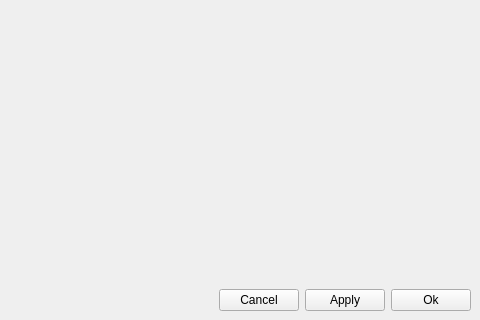
The window that itemwizard.ui (sme-gmbh/smepowercad) describes before a commit, drawn with Qt 5; both pictures show x 0 to 480 and y 320 to 640 of the 480 by 640 pixel window.
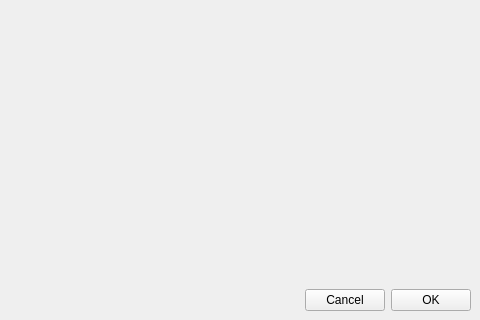
The same window after the commit.

```diff
--- a/itemwizard.ui
+++ b/itemwizard.ui
@@ -109,17 +109,10 @@
         </property>
        </widget>
       </item>
-      <item>
-       <widget class="QPushButton" name="pushButton_apply">
-        <property name="text">
-         <string>Apply</string>
-        </property>
-       </widget>
-      </item>
       <item>
        <widget class="QPushButton" name="pushButton_ok">
         <property name="text">
-         <string>Ok</string>
+         <string>OK</string>
         </property>
        </widget>
       </item>
```
